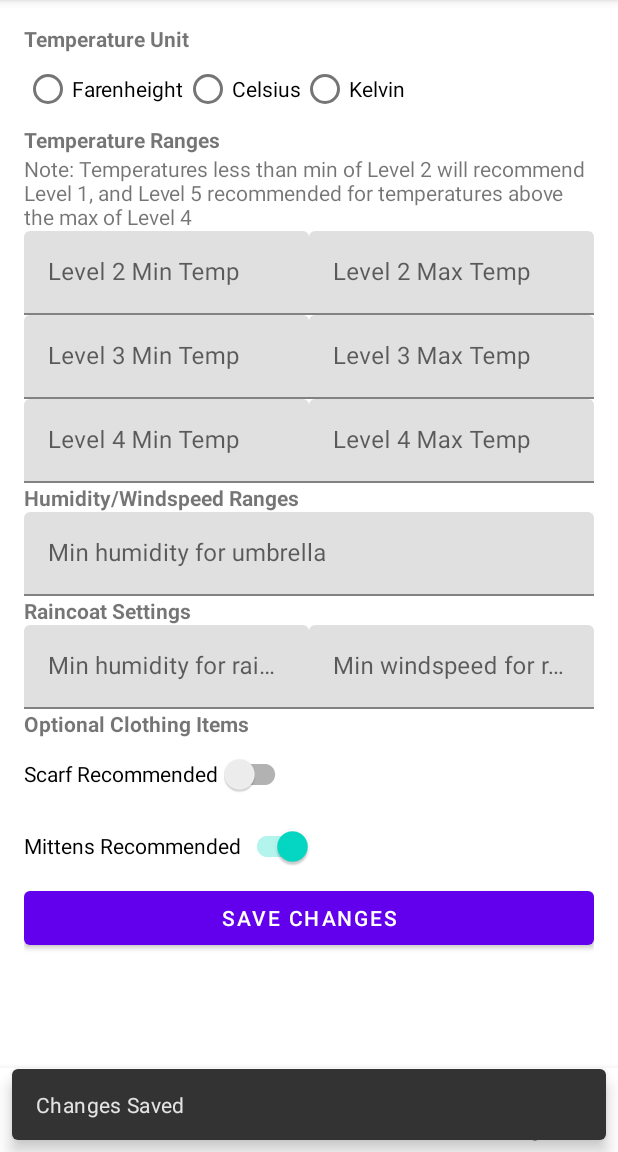
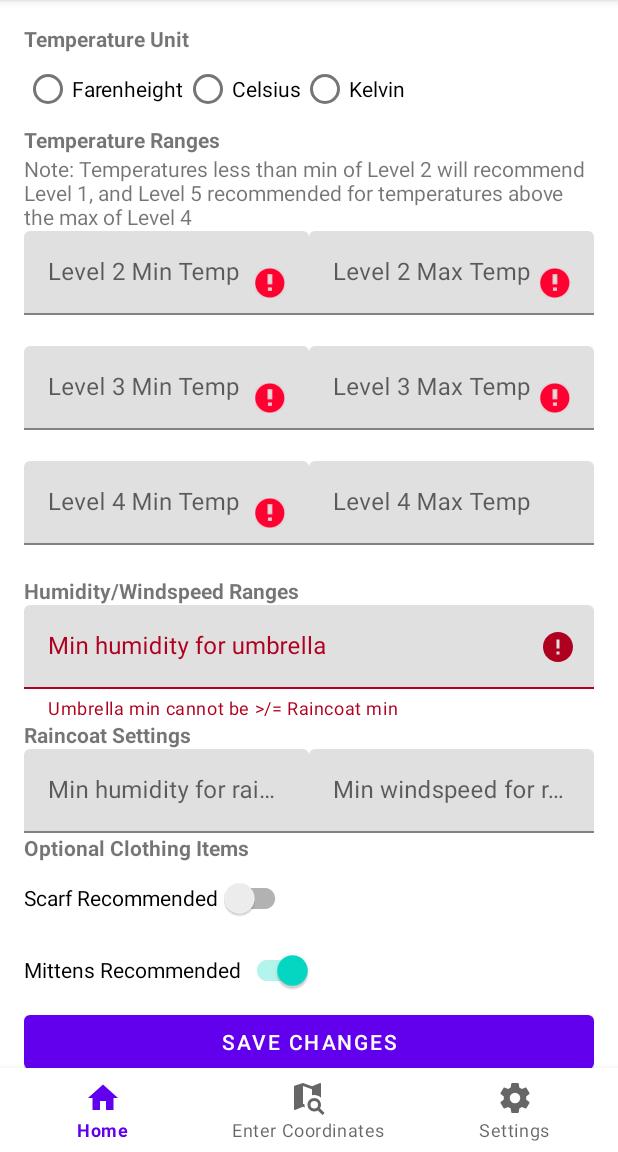
Before and after one commit to Sunsow-02/WeatherWardrobeJava, an Android app: the SettingsFragment screen opened through its navigation route, after a tap on "SAVE CHANGES", on a phone screen of 412 x 824 dp, the part 84-1236 px from its top. Run offline under Robolectric (Android 15) with nearby library versions, the phone set to English and light mode, and no system bars; our stand-ins replace navigation-ui; 9 statements that could not run were skipped; 1 other tap on this screen came first.

Commit message:
better error handling displaying for settings page

```diff
--- a/app/src/main/java/com/example/javasp/ui/coordinates/CoordinatesFragment.java
+++ b/app/src/main/java/com/example/javasp/ui/coordinates/CoordinatesFragment.java
@@ -46,15 +46,19 @@ public class CoordinatesFragment extends Fragment {
                         lati_layout.setError("Latitude is invalid"); lati_layout.setErrorEnabled(true);
                         error = 1;
                 }
+                else {
+                    lati_layout.setErrorEnabled(false);
+                }
 
                 if(longitude_val < -180 || longitude_val > 180) {
                         long_layout.setError("Longitude is invalid"); long_layout.setErrorEnabled(true);
                         error = 1;
                 }
+                else {
+                    long_layout.setErrorEnabled(false);
+                }
 
                 if(error == 0) {
-                    lati_layout.setErrorEnabled(false);
-                    long_layout.setErrorEnabled(false);
                     //popup to notify user
                     Snackbar.make(getActivity().findViewById(R.id.coordinates_parent)
                                     , "Coordinates Submitted", Snackbar.LENGTH_SHORT)
@@ -63,7 +67,7 @@ public class CoordinatesFragment extends Fragment {
                 }
                 else {
                     Snackbar.make(getActivity().findViewById(R.id.coordinates_parent)
-                                    , "Errors with Coordinates Submitted", Snackbar.LENGTH_SHORT)
+                                    , "Errors with Coordinates", Snackbar.LENGTH_SHORT)
                             .show();
                 }
             }
--- a/app/src/main/java/com/example/javasp/ui/settings/SettingsFragment.java
+++ b/app/src/main/java/com/example/javasp/ui/settings/SettingsFragment.java
@@ -16,6 +16,8 @@ import androidx.lifecycle.ViewModelProvider;
 import com.example.javasp.R;
 import com.example.javasp.databinding.FragmentSettingsBinding;
 import com.google.android.material.snackbar.Snackbar;
+import com.google.android.material.textfield.TextInputEditText;
+import com.google.android.material.textfield.TextInputLayout;
 
 public class SettingsFragment extends Fragment {
 
@@ -70,12 +72,91 @@ public class SettingsFragment extends Fragment {
         {
             @Override
             public void onClick(View view) {
-                //save changes (do this after implementing functionality of all other ui elements
+                TextInputEditText lvl2_min_input = getActivity().findViewById(R.id.temp_lvl_2_min_input);
+                TextInputLayout lvl2_min_layout = getActivity().findViewById(R.id.temp_lvl_2_min_layout);
+                float lvl2_min_val = Float.parseFloat(String.valueOf(lvl2_min_input.getText()));
+                TextInputEditText lvl2_max_input = getActivity().findViewById(R.id.temp_lvl_2_max_input);
+                TextInputLayout lvl2_max_layout = getActivity().findViewById(R.id.temp_lvl_2_max_layout);
+                float lvl2_max_val = Float.parseFloat(String.valueOf(lvl2_max_input.getText()));
+                TextInputEditText lvl3_min_input = getActivity().findViewById(R.id.temp_lvl_3_min_input);
+                TextInputLayout lvl3_min_layout = getActivity().findViewById(R.id.temp_lvl_3_min_layout);
+                float lvl3_min_val = Float.parseFloat(String.valueOf(lvl3_min_input.getText()));
+                TextInputEditText lvl3_max_input = getActivity().findViewById(R.id.temp_lvl_3_max_input);
+                TextInputLayout lvl3_max_layout = getActivity().findViewById(R.id.temp_lvl_3_max_layout);
+                float lvl3_max_val = Float.parseFloat(String.valueOf(lvl3_max_input.getText()));
+                TextInputEditText lvl4_min_input = getActivity().findViewById(R.id.temp_lvl_4_min_input);
+                TextInputLayout lvl4_min_layout = getActivity().findViewById(R.id.temp_lvl_4_min_layout);
+                float lvl4_min_val = Float.parseFloat(String.valueOf(lvl4_min_input.getText()));
+                TextInputEditText lvl4_max_input = getActivity().findViewById(R.id.temp_lvl_4_max_input);
+                TextInputLayout lvl4_max_layout = getActivity().findViewById(R.id.temp_lvl_4_max_layout);
+                float lvl4_max_val = Float.parseFloat(String.valueOf(lvl4_max_input.getText()));
+                TextInputEditText humidity_umbrella_min_input = getActivity().findViewById(R.id.humidity_umbrella_min_input);
+                TextInputLayout humidity_umbrella_min_layout = getActivity().findViewById(R.id.humidity_umbrella_layout);
+                float humidity_umbrella_min_val = Float.parseFloat(String.valueOf(humidity_umbrella_min_input.getText()));
+                TextInputEditText humidity_raincoat_min_input = getActivity().findViewById(R.id.humidity_raincoat_min_input);
+                TextInputLayout humidity_raincoat_min_layout = getActivity().findViewById(R.id.humidity_raincoat_layout);
+                float humidity_raincoat_min_val = Float.parseFloat(String.valueOf(humidity_raincoat_min_input.getText()));
+                TextInputEditText windspeed_raincoat_min_input = getActivity().findViewById(R.id.windspeed_raincoat_min_input);
+                TextInputLayout windspeed_raincoat_min_layout = getActivity().findViewById(R.id.windspeed_raincoat_layout);
+                float windspeed_raincoat_min_val = Float.parseFloat(String.valueOf(windspeed_raincoat_min_input.getText()));
+                //error checking after acquiring all needed elements
+                int error = 0;
+                if(lvl2_min_val >= lvl2_max_val ) {
+                    lvl2_min_input.setError("Lvl2 min cannot be >/= Lvl2 max"); lvl2_min_layout.setErrorEnabled(true);
+                    error = 1;
+                }
+                else {
+                    lvl2_min_layout.setErrorEnabled(false);
+                }
 
-                //popup to notify user
-                Snackbar.make(getActivity().findViewById(R.id.settings_parent)
-                                , "Changes Saved", Snackbar.LENGTH_SHORT)
-                        .show();
+                if(lvl2_max_val >= lvl3_min_val ) {
+                    lvl2_max_input.setError("Lvl2 max cannot be >/= Lvl3 min"); lvl2_max_layout.setErrorEnabled(true);
+                    error = 1;
+                }
+                else {
+                    lvl2_max_layout.setErrorEnabled(false);
+                }
+
+                if(lvl3_min_val >= lvl3_max_val ) {
+                    lvl3_min_input.setError("Lvl3 min cannot be >/= Lvl3 max"); lvl3_min_layout.setErrorEnabled(true);
+                    error = 1;
+                }
+                else {
+                    lvl3_min_layout.setErrorEnabled(false);
+                }
+
+                if(lvl3_max_val >= lvl4_min_val ) {
+                    lvl3_max_input.setError("Lvl3 max cannot be >/= Lvl4 min"); lvl3_max_layout.setErrorEnabled(true);
+                    error = 1;
+                }
+                else {
+                    lvl3_max_layout.setErrorEnabled(false);
+                }
+
+                if(lvl4_min_val >= lvl4_max_val ) {
+                    lvl4_min_input.setError("Lvl4 min cannot be >/= Lvl4 max"); lvl4_min_layout.setErrorEnabled(true);
+                    error = 1;
+                }
+                else {
+                    lvl4_min_layout.setErrorEnabled(false);
+                }
+
+                if(humidity_umbrella_min_val >= humidity_raincoat_min_val) {
+                    humidity_umbrella_min_layout.setError("Umbrella min cannot be >/= Raincoat min"); humidity_umbrella_min_layout.setErrorEnabled(true);
+                    error = 1;
+                }
+                else {
+                    humidity_umbrella_min_layout.setErrorEnabled(false);
+                }
+
+                //save changes
+
+                //popup to notify user (consider switching to case statement for better snackbar msgs??? - look at this at very end of polishing after api hell has been conquered)
+                if(error == 0) {
+                    Snackbar.make(getActivity().findViewById(R.id.settings_parent)
+                                    , "Changes Saved", Snackbar.LENGTH_SHORT)
+                            .show();
+                }
             }
         });
 
--- a/app/src/main/res/layout/fragment_settings.xml
+++ b/app/src/main/res/layout/fragment_settings.xml
@@ -65,6 +65,7 @@
                 <com.google.android.material.textfield.TextInputLayout
                     android:layout_width="fill_parent"
                     android:layout_height="wrap_content"
+                    android:id="@+id/temp_lvl_2_min_layout"
                     app:endIconMode="clear_text"
                     android:layout_weight="1"
                     android:hint="@string/temp_lvl_2_min">
@@ -78,6 +79,7 @@
                 <com.google.android.material.textfield.TextInputLayout
                     android:layout_width="fill_parent"
                     android:layout_height="wrap_content"
+                    android:id="@+id/temp_lvl_2_max_layout"
                     app:endIconMode="clear_text"
                     android:layout_weight="1"
                     android:hint="@string/temp_lvl_2_max">
@@ -96,6 +98,7 @@
                 <com.google.android.material.textfield.TextInputLayout
                     android:layout_width="fill_parent"
                     android:layout_height="wrap_content"
+                    android:id="@+id/temp_lvl_3_min_layout"
                     app:endIconMode="clear_text"
                     android:layout_weight="1"
                     android:hint="@string/temp_lvl_3_min">
@@ -109,6 +112,7 @@
                 <com.google.android.material.textfield.TextInputLayout
                     android:layout_width="fill_parent"
                     android:layout_height="wrap_content"
+                    android:id="@+id/temp_lvl_3_max_layout"
                     app:endIconMode="clear_text"
                     android:layout_weight="1"
                     android:hint="@string/temp_lvl_3_max">
@@ -127,6 +131,7 @@
                 <com.google.android.material.textfield.TextInputLayout
                     android:layout_width="fill_parent"
                     android:layout_height="wrap_content"
+                    android:id="@+id/temp_lvl_4_min_layout"
                     app:endIconMode="clear_text"
                     android:layout_weight="1"
                     android:hint="@string/temp_lvl_4_min">
@@ -140,6 +145,7 @@
                 <com.google.android.material.textfield.TextInputLayout
                     android:layout_width="fill_parent"
                     android:layout_height="wrap_content"
+                    android:id="@+id/temp_lvl_4_max_layout"
                     app:endIconMode="clear_text"
                     android:layout_weight="1"
                     android:hint="@string/temp_lvl_4_max">
@@ -161,6 +167,7 @@
             <com.google.android.material.textfield.TextInputLayout
                 android:layout_width="fill_parent"
                 android:layout_height="wrap_content"
+                android:id="@+id/humidity_umbrella_layout"
                 app:endIconMode="clear_text"
                 android:layout_weight="1"
                 android:hint="@string/humidity_umbrella_min">
@@ -184,6 +191,7 @@
                 <com.google.android.material.textfield.TextInputLayout
                     android:layout_width="fill_parent"
                     android:layout_height="wrap_content"
+                    android:id="@+id/humidity_raincoat_layout"
                     app:endIconMode="clear_text"
                     android:layout_weight="1"
                     android:hint="@string/humidity_raincoat_min">
@@ -197,6 +205,7 @@
                 <com.google.android.material.textfield.TextInputLayout
                     android:layout_width="fill_parent"
                     android:layout_height="wrap_content"
+                    android:id="@+id/windspeed_raincoat_layout"
                     app:endIconMode="clear_text"
                     android:layout_weight="1"
                     android:hint="@string/windspeed_raincoat_min">
```
